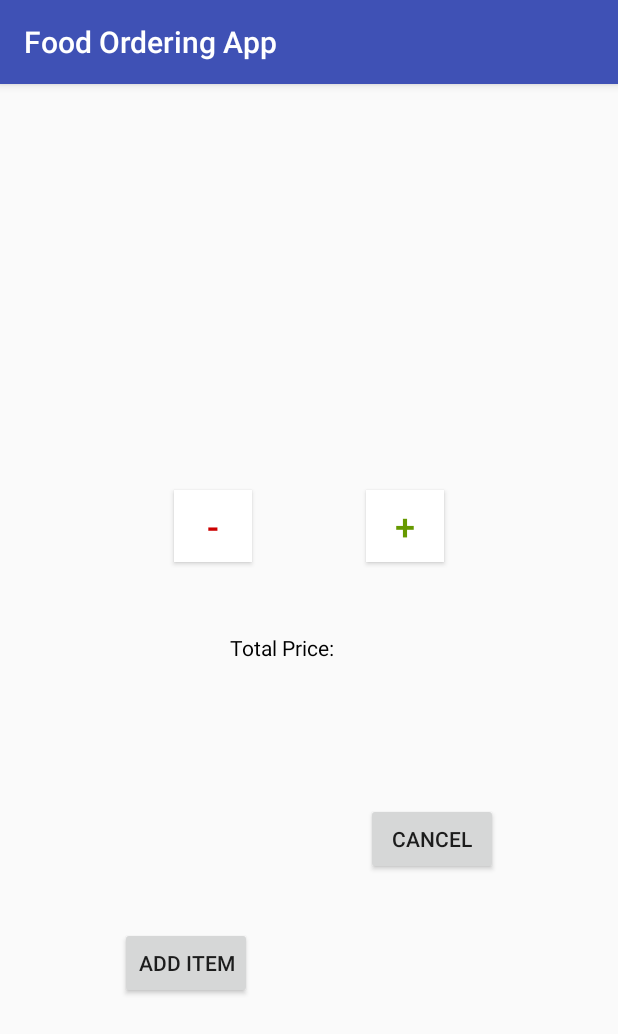
After one commit to Theam1127/FoodOrderingApp, an Android app: the ConfirmAddOrderItem screen opened directly, with no data from a screen before it, on a phone screen of 412 x 824 dp. The commit adds this screen. Shown: the top 1034 px of the screen. Run offline under Robolectric (Android 15) with nearby library versions, the phone set to English and light mode, and no system bars.

Commit message:
To be continued

```diff
--- a/app/src/main/AndroidManifest.xml
+++ b/app/src/main/AndroidManifest.xml
@@ -22,8 +22,10 @@
         <activity android:name=".ForgotPassword" />
         <activity android:name=".ChangePassword" />
         <activity android:name=".MaintenanceSetting" />
-        <activity android:name=".AddOrderItem"
-            android:windowSoftInputMode="adjustNothing"></activity>
+        <activity
+            android:name=".AddOrderItem"
+            android:windowSoftInputMode="adjustNothing" />
+        <activity android:name=".ConfirmAddOrderItem"></activity>
     </application>
 
 </manifest>
--- a/app/src/main/java/my/edu/tarc/foodorderingapp/AddOrderItem.java
+++ b/app/src/main/java/my/edu/tarc/foodorderingapp/AddOrderItem.java
@@ -1,9 +1,12 @@
 package my.edu.tarc.foodorderingapp;
 
 import android.app.ProgressDialog;
+import android.content.Intent;
 import android.support.annotation.NonNull;
 import android.support.v7.app.AppCompatActivity;
 import android.os.Bundle;
+import android.view.View;
+import android.widget.AdapterView;
 import android.widget.ArrayAdapter;
 import android.widget.EditText;
 import android.widget.ListView;
@@ -23,6 +26,7 @@ public class AddOrderItem extends AppCompatActivity {
     EditText searchText;
     Spinner filterDropDown;
     ListView menuList;
+    List<Menu> menu = new ArrayList<>();
     List<String> menuItems = new ArrayList<>();
     List<String> filterItems = new ArrayList<>();
     ArrayAdapter menuListAdapter, filterListAdapter;
@@ -45,7 +49,14 @@ public class AddOrderItem extends AppCompatActivity {
             @Override
             public void onComplete(@NonNull Task<QuerySnapshot> task) {
                 for(QueryDocumentSnapshot documentSnapshot : task.getResult()) {
-                    menuItems.add((String)documentSnapshot.getData().get("menuName"));
+                    String menuID = ""+documentSnapshot.getData().get("menuID");
+                    boolean available = (boolean)documentSnapshot.getData().get("menuStatus");
+                    String name = ""+documentSnapshot.getData().get("menuName");
+                    double price = Double.parseDouble(""+documentSnapshot.getData().get("menuPrice"));
+                    String type = ""+documentSnapshot.getData().get("menuType");
+                    Menu item = new Menu(menuID, name,type,available,price);
+                    menu.add(item);
+                    menuItems.add(name);
                     if(!filterItems.contains(documentSnapshot.getData().get("menuType").toString()))
                         filterItems.add(documentSnapshot.getData().get("menuType").toString());
                 }
@@ -54,8 +65,18 @@ public class AddOrderItem extends AppCompatActivity {
                 filterListAdapter = new ArrayAdapter(getApplicationContext(),android.R.layout.simple_dropdown_item_1line,filterItems);
                 filterDropDown.setAdapter(filterListAdapter);
                 pd.dismiss();
+
+                menuList.setOnItemClickListener(new AdapterView.OnItemClickListener() {
+                    @Override
+                    public void onItemClick(AdapterView<?> adapterView, View view, int i, long l) {
+                        Intent intent = new Intent(getApplicationContext(),ConfirmAddOrderItem.class);
+                        intent.putExtra("orderItem", menu.get(i));
+                        startActivity(intent);
+                    }
+                });
             }
         });
+
     }
 
 
--- /dev/null
+++ b/app/src/main/java/my/edu/tarc/foodorderingapp/ConfirmAddOrderItem.java
@@ -0,0 +1,13 @@
+package my.edu.tarc.foodorderingapp;
+
+import android.support.v7.app.AppCompatActivity;
+import android.os.Bundle;
+
+public class ConfirmAddOrderItem extends AppCompatActivity {
+
+    @Override
+    protected void onCreate(Bundle savedInstanceState) {
+        super.onCreate(savedInstanceState);
+        setContentView(R.layout.activity_confirm_add_order_item);
+    }
+}
--- a/app/src/main/java/my/edu/tarc/foodorderingapp/Menu.java
+++ b/app/src/main/java/my/edu/tarc/foodorderingapp/Menu.java
@@ -1,6 +1,8 @@
 package my.edu.tarc.foodorderingapp;
 
-public class Menu {
+import java.io.Serializable;
+
+public class Menu implements Serializable{
     public String menuID;
     public String name;
     public String type;
--- /dev/null
+++ b/app/src/main/res/layout/activity_confirm_add_order_item.xml
@@ -0,0 +1,140 @@
+<?xml version="1.0" encoding="utf-8"?>
+<android.support.constraint.ConstraintLayout xmlns:android="http://schemas.android.com/apk/res/android"
+    xmlns:app="http://schemas.android.com/apk/res-auto"
+    xmlns:tools="http://schemas.android.com/tools"
+    android:layout_width="match_parent"
+    android:layout_height="match_parent"
+    tools:context=".ConfirmAddOrderItem">
+
+    <TextView
+        android:id="@+id/tvItemName"
+        android:layout_width="wrap_content"
+        android:layout_height="wrap_content"
+        android:layout_marginEnd="8dp"
+        android:layout_marginLeft="8dp"
+        android:layout_marginRight="8dp"
+        android:layout_marginStart="8dp"
+        android:layout_marginTop="172dp"
+        android:textColor="@android:color/background_dark"
+        app:layout_constraintEnd_toEndOf="parent"
+        app:layout_constraintHorizontal_bias="0.498"
+        app:layout_constraintStart_toStartOf="parent"
+        app:layout_constraintTop_toTopOf="parent" />
+
+    <TextView
+        android:id="@+id/tvUnitPrice"
+        android:layout_width="wrap_content"
+        android:layout_height="wrap_content"
+        android:layout_marginEnd="8dp"
+        android:layout_marginLeft="8dp"
+        android:layout_marginRight="8dp"
+        android:layout_marginStart="8dp"
+        android:layout_marginTop="28dp"
+        android:textColor="@android:color/background_dark"
+        app:layout_constraintEnd_toEndOf="parent"
+        app:layout_constraintHorizontal_bias="0.498"
+        app:layout_constraintStart_toStartOf="parent"
+        app:layout_constraintTop_toBottomOf="@+id/tvItemName" />
+
+    <TextView
+        android:id="@+id/tvOrderQuantity"
+        android:layout_width="wrap_content"
+        android:layout_height="wrap_content"
+        android:layout_marginEnd="8dp"
+        android:layout_marginLeft="8dp"
+        android:layout_marginRight="8dp"
+        android:layout_marginStart="8dp"
+        android:layout_marginTop="52dp"
+        android:textColor="@android:color/background_dark"
+        app:layout_constraintEnd_toStartOf="@+id/buttonIncrease"
+        app:layout_constraintHorizontal_bias="0.544"
+        app:layout_constraintStart_toEndOf="@+id/buttonDecrease"
+        app:layout_constraintTop_toBottomOf="@+id/tvUnitPrice" />
+
+    <Button
+        android:id="@+id/buttonIncrease"
+        android:layout_width="52dp"
+        android:layout_height="wrap_content"
+        android:layout_marginEnd="116dp"
+        android:layout_marginRight="116dp"
+        android:layout_marginTop="32dp"
+        android:background="@color/common_google_signin_btn_text_dark_default"
+        android:text="@string/plus"
+        android:textColor="@android:color/holo_green_dark"
+        android:textSize="24sp"
+        app:layout_constraintEnd_toEndOf="parent"
+        app:layout_constraintTop_toBottomOf="@+id/tvUnitPrice" />
+
+    <Button
+        android:id="@+id/buttonDecrease"
+        android:layout_width="52dp"
+        android:layout_height="wrap_content"
+        android:layout_marginLeft="116dp"
+        android:layout_marginStart="116dp"
+        android:layout_marginTop="32dp"
+        android:background="@color/common_google_signin_btn_text_dark_default"
+        android:text="@string/minus"
+        android:textColor="@android:color/holo_red_dark"
+        android:textSize="24sp"
+        app:layout_constraintStart_toStartOf="parent"
+        app:layout_constraintTop_toBottomOf="@+id/tvUnitPrice" />
+
+    <TextView
+        android:id="@+id/tvTotalPriceLabel"
+        android:layout_width="wrap_content"
+        android:layout_height="wrap_content"
+        android:layout_marginEnd="8dp"
+        android:layout_marginLeft="116dp"
+        android:layout_marginRight="8dp"
+        android:layout_marginStart="116dp"
+        android:layout_marginTop="56dp"
+        android:text="@string/total_price"
+        android:textColor="@android:color/background_dark"
+        app:layout_constraintEnd_toStartOf="@+id/tvTotalPrice"
+        app:layout_constraintHorizontal_bias="0.638"
+        app:layout_constraintStart_toStartOf="parent"
+        app:layout_constraintTop_toBottomOf="@+id/tvOrderQuantity" />
+
+    <TextView
+        android:id="@+id/tvTotalPrice"
+        android:layout_width="wrap_content"
+        android:layout_height="wrap_content"
+        android:layout_marginEnd="160dp"
+        android:layout_marginRight="160dp"
+        android:layout_marginTop="56dp"
+        android:textColor="@android:color/background_dark"
+        app:layout_constraintEnd_toEndOf="parent"
+        app:layout_constraintTop_toBottomOf="@+id/tvOrderQuantity" />
+
+    <Button
+        android:id="@+id/buttonAddItem"
+        android:layout_width="wrap_content"
+        android:layout_height="wrap_content"
+        android:layout_marginBottom="8dp"
+        android:layout_marginEnd="8dp"
+        android:layout_marginLeft="80dp"
+        android:layout_marginRight="8dp"
+        android:layout_marginStart="80dp"
+        android:layout_marginTop="8dp"
+        android:text="@string/add_item"
+        app:layout_constraintBottom_toBottomOf="parent"
+        app:layout_constraintEnd_toStartOf="@+id/button5"
+        app:layout_constraintHorizontal_bias="0.0"
+        app:layout_constraintStart_toStartOf="parent"
+        app:layout_constraintTop_toBottomOf="@+id/tvTotalPriceLabel"
+        app:layout_constraintVertical_bias="0.529" />
+
+    <Button
+        android:id="@+id/button5"
+        android:layout_width="wrap_content"
+        android:layout_height="wrap_content"
+        android:layout_marginBottom="8dp"
+        android:layout_marginEnd="80dp"
+        android:layout_marginRight="80dp"
+        android:layout_marginTop="88dp"
+        android:text="@string/cancel"
+        app:layout_constraintBottom_toBottomOf="parent"
+        app:layout_constraintEnd_toEndOf="parent"
+        app:layout_constraintTop_toBottomOf="@+id/tvTotalPrice"
+        app:layout_constraintVertical_bias="0.026" />
+</android.support.constraint.ConstraintLayout>
--- a/app/src/main/res/values/strings.xml
+++ b/app/src/main/res/values/strings.xml
@@ -18,4 +18,7 @@
     <string name="total">Total</string>
     <string name="filter_by">Filter by:</string>
     <string name="search">Search:</string>
+    <string name="minus">-</string>
+    <string name="plus">+</string>
+    <string name="cancel">Cancel</string>
 </resources>
```
